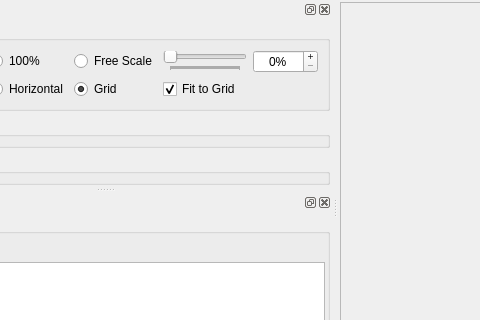
Above: Source/GUI/player.ui from bavc/qctools before the change; both pictures show x 122 to 602 and y 0 to 320 of the 1208 by 413 pixel window. Below: the same form after it.
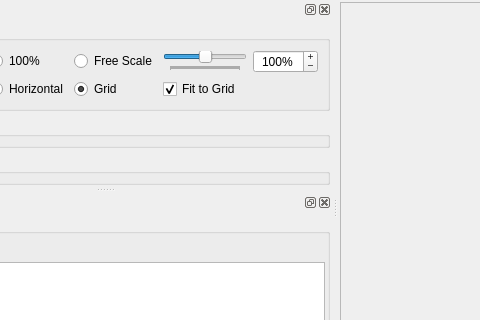
That is the form after the change. Icons and pictures are not drawn.

Commit message: specify default value for free scale to 100%

What changed in the file:
```diff
--- a/Source/GUI/player.ui
+++ b/Source/GUI/player.ui
@@ -448,6 +448,9 @@
           <property name="maximum">
            <number>100</number>
           </property>
+          <property name="value">
+           <number>50</number>
+          </property>
           <property name="orientation">
            <enum>Qt::Horizontal</enum>
           </property>
@@ -485,6 +488,9 @@
           <property name="maximum">
            <number>1000</number>
           </property>
+          <property name="value">
+           <number>100</number>
+          </property>
          </widget>
         </item>
         <item row="1" column="0">
```
The commit also changes 2 other files.
